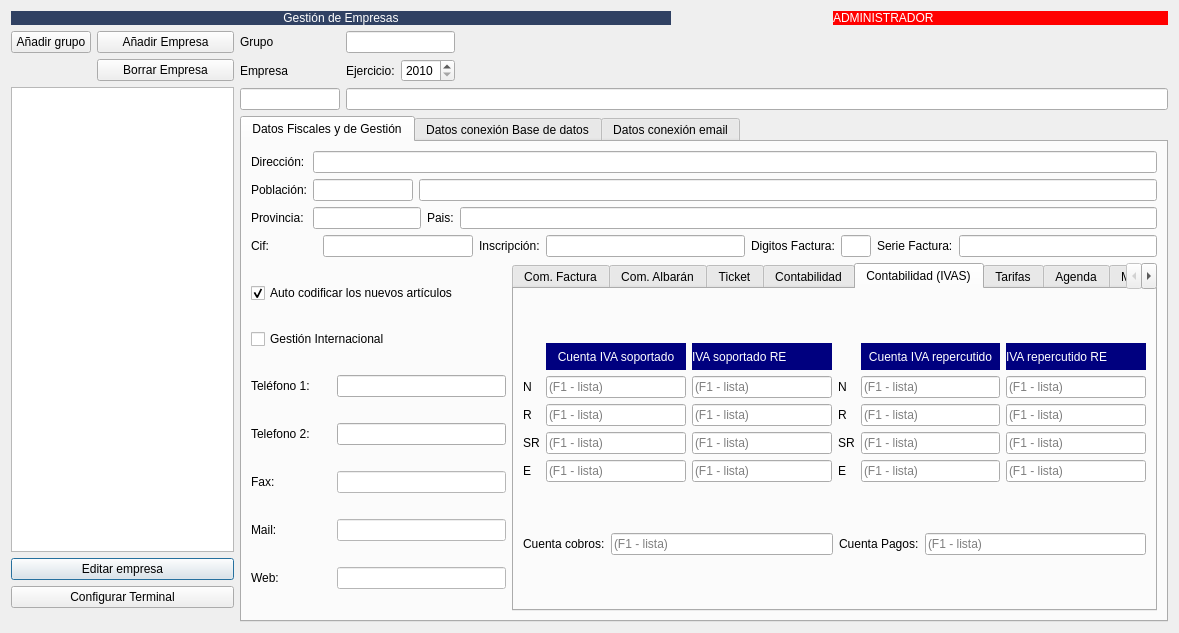
Before: the Qt Designer form Zona_Administrador/frmempresas.ui in arcnexus/RedFoX, drawn with Qt 5.
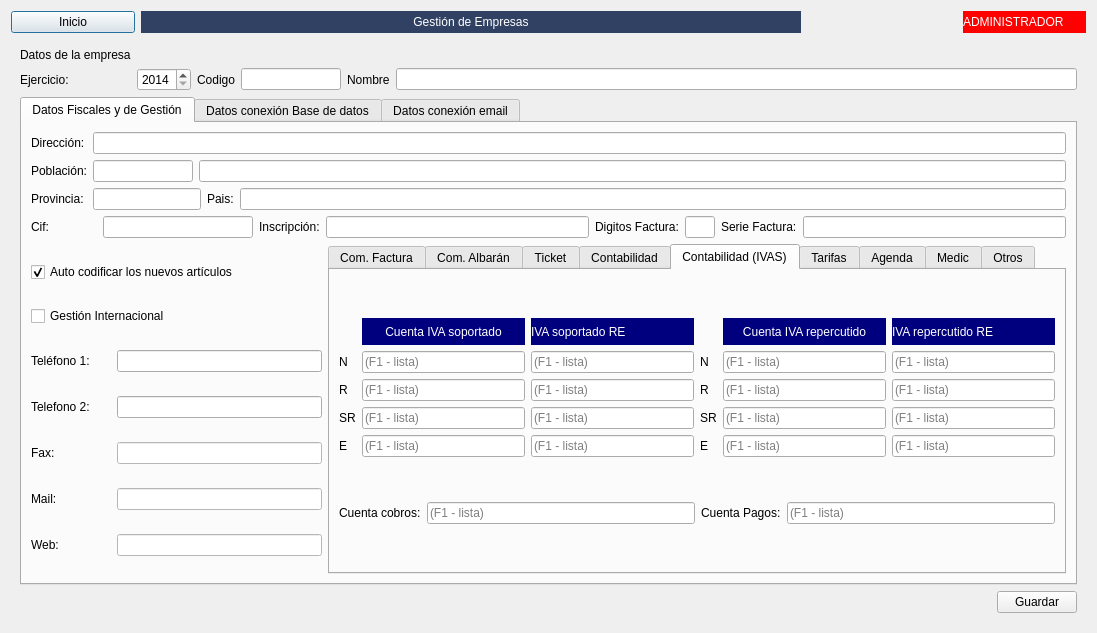
After: the same form once the commit is applied. The open tabs and pages were chosen to show the change. Icons and pictures are not drawn. Custom widgets are drawn as their Qt base class.

Commit message: Fix expansion campos & crear empresa

The edit to the form file:
```diff
--- a/Zona_Administrador/frmempresas.ui
+++ b/Zona_Administrador/frmempresas.ui
@@ -6,7 +6,7 @@
    <rect>
     <x>0</x>
     <y>0</y>
-    <width>1179</width>
+    <width>1087</width>
     <height>633</height>
    </rect>
   </property>
@@ -17,9 +17,22 @@
    <iconset resource="../maya.qrc">
     <normaloff>:/Icons/PNG/NeuX.png</normaloff>:/Icons/PNG/NeuX.png</iconset>
   </property>
-  <layout class="QGridLayout" name="gridLayout_19">
-   <item row="0" column="0">
+  <layout class="QVBoxLayout" name="verticalLayout_3">
+   <item>
     <layout class="QHBoxLayout" name="horizontalLayout_2">
+     <item>
+      <widget class="QPushButton" name="btn_inicio">
+       <property name="sizePolicy">
+        <sizepolicy hsizetype="Minimum" vsizetype="Preferred">
+         <horstretch>0</horstretch>
+         <verstretch>0</verstretch>
+        </sizepolicy>
+       </property>
+       <property name="text">
+        <string>Inicio</string>
+       </property>
+      </widget>
+     </item>
      <item>
       <widget class="QLabel" name="label">
        <property name="minimumSize">
@@ -89,66 +102,21 @@
      </item>
     </layout>
    </item>
-   <item row="1" column="0">
-    <layout class="QHBoxLayout" name="horizontalLayout_3">
-     <item>
-      <layout class="QGridLayout" name="gridLayout">
-       <property name="bottomMargin">
-        <number>14</number>
-       </property>
-       <item row="3" column="0" colspan="4">
-        <widget class="QPushButton" name="btnEditar">
-         <property name="text">
-          <string>Editar empresa</string>
+   <item>
+    <widget class="QStackedWidget" name="stackedWidget">
+     <property name="currentIndex">
+      <number>0</number>
+     </property>
+     <widget class="QWidget" name="main_page">
+      <layout class="QVBoxLayout" name="verticalLayout_2">
+       <item>
+        <widget class="QPushButton" name="btn_add_empresa">
+         <property name="sizePolicy">
+          <sizepolicy hsizetype="Minimum" vsizetype="Minimum">
+           <horstretch>0</horstretch>
+           <verstretch>0</verstretch>
+          </sizepolicy>
          </property>
-         <property name="icon">
-          <iconset resource="../maya.qrc">
-           <normaloff>:/Icons/PNG/edit.png</normaloff>:/Icons/PNG/edit.png</iconset>
-         </property>
-         <property name="iconSize">
-          <size>
-           <width>22</width>
-           <height>23</height>
-          </size>
-         </property>
-        </widget>
-       </item>
-       <item row="2" column="0" colspan="4">
-        <widget class="QTreeWidget" name="treeEmpresas">
-         <attribute name="headerVisible">
-          <bool>false</bool>
-         </attribute>
-         <column>
-          <property name="text">
-           <string notr="true">1</string>
-          </property>
-         </column>
-        </widget>
-       </item>
-       <item row="0" column="0">
-        <widget class="QPushButton" name="addGrupo">
-         <property name="text">
-          <string>Añadir grupo</string>
-         </property>
-         <property name="icon">
-          <iconset resource="../maya.qrc">
-           <normaloff>:/Icons/PNG/add.png</normaloff>:/Icons/PNG/add.png</iconset>
-         </property>
-        </widget>
-       </item>
-       <item row="1" column="1" colspan="3">
-        <widget class="QPushButton" name="btnBorrar">
-         <property name="text">
-          <string>Borrar Empresa</string>
-         </property>
-         <property name="icon">
-          <iconset resource="../maya.qrc">
-           <normaloff>:/Icons/PNG/borrar.png</normaloff>:/Icons/PNG/borrar.png</iconset>
-         </property>
-        </widget>
-       </item>
-       <item row="0" column="1" colspan="3">
-        <widget class="QPushButton" name="btnAddEmpresa">
          <property name="text">
           <string>Añadir Empresa</string>
          </property>
@@ -158,8 +126,37 @@
          </property>
         </widget>
        </item>
-       <item row="4" column="0" colspan="4">
+       <item>
+        <widget class="QPushButton" name="btn_edit_empresa">
+         <property name="sizePolicy">
+          <sizepolicy hsizetype="Minimum" vsizetype="Minimum">
+           <horstretch>0</horstretch>
+           <verstretch>0</verstretch>
+          </sizepolicy>
+         </property>
+         <property name="text">
+          <string>Editar Empresa</string>
+         </property>
+         <property name="icon">
+          <iconset resource="../maya.qrc">
+           <normaloff>:/Icons/PNG/empresa.png</normaloff>:/Icons/PNG/empresa.png</iconset>
+         </property>
+         <property name="iconSize">
+          <size>
+           <width>64</width>
+           <height>64</height>
+          </size>
+         </property>
+        </widget>
+       </item>
+       <item>
         <widget class="QPushButton" name="btnConfigTerminal">
+         <property name="sizePolicy">
+          <sizepolicy hsizetype="Minimum" vsizetype="Minimum">
+           <horstretch>0</horstretch>
+           <verstretch>0</verstretch>
+          </sizepolicy>
+         </property>
          <property name="text">
           <string>Configurar Terminal</string>
          </property>
@@ -167,94 +164,264 @@
           <iconset resource="../maya.qrc">
            <normaloff>:/Icons/PNG/Config.png</normaloff>:/Icons/PNG/Config.png</iconset>
          </property>
+         <property name="iconSize">
+          <size>
+           <width>64</width>
+           <height>64</height>
+          </size>
+         </property>
         </widget>
        </item>
       </layout>
-     </item>
-     <item>
+     </widget>
+     <widget class="QWidget" name="create_page_1">
+      <layout class="QGridLayout" name="gridLayout_22">
+       <item row="0" column="0" colspan="2">
+        <widget class="QLabel" name="label_73">
+         <property name="text">
+          <string>RedFox utiliza el sitema de grupo de empresas por el cual podrá agrupar diferentes empresas las cuales compartirán varios datos generales como clientes árticulos... sin necesidad de duplicar datos.</string>
+         </property>
+        </widget>
+       </item>
+       <item row="1" column="0">
+        <widget class="QPushButton" name="btn_crear_nuevo">
+         <property name="minimumSize">
+          <size>
+           <width>231</width>
+           <height>111</height>
+          </size>
+         </property>
+         <property name="text">
+          <string>Crear nuevo grupo y empresa</string>
+         </property>
+        </widget>
+       </item>
+       <item row="1" column="1">
+        <spacer name="horizontalSpacer_14">
+         <property name="orientation">
+          <enum>Qt::Horizontal</enum>
+         </property>
+         <property name="sizeHint" stdset="0">
+          <size>
+           <width>811</width>
+           <height>20</height>
+          </size>
+         </property>
+        </spacer>
+       </item>
+       <item row="2" column="0">
+        <widget class="QPushButton" name="btn_add_nuevo">
+         <property name="enabled">
+          <bool>false</bool>
+         </property>
+         <property name="minimumSize">
+          <size>
+           <width>231</width>
+           <height>111</height>
+          </size>
+         </property>
+         <property name="text">
+          <string>Añadir empresa a un grupo existente</string>
+         </property>
+        </widget>
+       </item>
+       <item row="3" column="0">
+        <spacer name="verticalSpacer_3">
+         <property name="orientation">
+          <enum>Qt::Vertical</enum>
+         </property>
+         <property name="sizeHint" stdset="0">
+          <size>
+           <width>20</width>
+           <height>310</height>
+          </size>
+         </property>
+        </spacer>
+       </item>
+      </layout>
+     </widget>
+     <widget class="QWidget" name="create_page_newgroup">
+      <layout class="QGridLayout" name="gridLayout_6">
+       <item row="0" column="0">
+        <widget class="QLabel" name="label_68">
+         <property name="text">
+          <string>Nombre del nuevo Grupo</string>
+         </property>
+        </widget>
+       </item>
+       <item row="0" column="1">
+        <widget class="QLineEdit" name="txtNombreGrupo">
+         <property name="readOnly">
+          <bool>false</bool>
+         </property>
+         <property name="clearButtonEnabled">
+          <bool>true</bool>
+         </property>
+        </widget>
+       </item>
+       <item row="1" column="0">
+        <widget class="QLabel" name="label_79">
+         <property name="text">
+          <string>Host</string>
+         </property>
+        </widget>
+       </item>
+       <item row="1" column="1">
+        <widget class="QLineEdit" name="txtHost"/>
+       </item>
+       <item row="2" column="0">
+        <widget class="QLabel" name="label_78">
+         <property name="text">
+          <string>Usuario</string>
+         </property>
+        </widget>
+       </item>
+       <item row="2" column="1">
+        <widget class="QLineEdit" name="txtUser"/>
+       </item>
+       <item row="3" column="0">
+        <widget class="QLabel" name="label_76">
+         <property name="text">
+          <string>Contraseña</string>
+         </property>
+        </widget>
+       </item>
+       <item row="3" column="1">
+        <widget class="QLineEdit" name="txtPass">
+         <property name="echoMode">
+          <enum>QLineEdit::Password</enum>
+         </property>
+        </widget>
+       </item>
+       <item row="4" column="0">
+        <widget class="QLabel" name="label_77">
+         <property name="text">
+          <string>Puerto</string>
+         </property>
+        </widget>
+       </item>
+       <item row="6" column="0" colspan="2">
+        <layout class="QHBoxLayout" name="horizontalLayout_7">
+         <item>
+          <spacer name="horizontalSpacer_7">
+           <property name="orientation">
+            <enum>Qt::Horizontal</enum>
+           </property>
+           <property name="sizeHint" stdset="0">
+            <size>
+             <width>40</width>
+             <height>20</height>
+            </size>
+           </property>
+          </spacer>
+         </item>
+         <item>
+          <widget class="QPushButton" name="btn_crearGrupo">
+           <property name="text">
+            <string>Crear grupo y configurar nueva empresa</string>
+           </property>
+          </widget>
+         </item>
+        </layout>
+       </item>
+       <item row="5" column="1">
+        <spacer name="verticalSpacer_4">
+         <property name="orientation">
+          <enum>Qt::Vertical</enum>
+         </property>
+         <property name="sizeHint" stdset="0">
+          <size>
+           <width>20</width>
+           <height>394</height>
+          </size>
+         </property>
+        </spacer>
+       </item>
+       <item row="4" column="1">
+        <widget class="QSpinBox" name="spinPort">
+         <property name="maximum">
+          <number>99999</number>
+         </property>
+         <property name="value">
+          <number>3306</number>
+         </property>
+        </widget>
+       </item>
+      </layout>
+     </widget>
+     <widget class="QWidget" name="create_page_empresa">
       <layout class="QGridLayout" name="gridLayout_2">
-       <item row="0" column="0">
-        <layout class="QGridLayout" name="gridLayout_6">
-         <item row="1" column="6">
-          <spacer name="horizontalSpacer_4">
-           <property name="orientation">
-            <enum>Qt::Horizontal</enum>
-           </property>
-           <property name="sizeHint" stdset="0">
-            <size>
-             <width>40</width>
-             <height>20</height>
-            </size>
-           </property>
-          </spacer>
-         </item>
-         <item row="2" column="1" colspan="6">
-          <widget class="QLineEdit" name="txtEmpresa">
-           <property name="minimumSize">
-            <size>
-             <width>380</width>
-             <height>0</height>
-            </size>
-           </property>
-           <property name="readOnly">
-            <bool>true</bool>
-           </property>
-          </widget>
-         </item>
-         <item row="2" column="0">
-          <widget class="QLineEdit" name="txtcodigo">
-           <property name="maximumSize">
-            <size>
-             <width>100</width>
-             <height>16777215</height>
-            </size>
-           </property>
-           <property name="readOnly">
-            <bool>true</bool>
-           </property>
-          </widget>
-         </item>
-         <item row="1" column="1" colspan="2">
-          <widget class="QLabel" name="label_24">
-           <property name="text">
-            <string>Ejercicio:</string>
-           </property>
-          </widget>
-         </item>
-         <item row="1" column="0">
-          <widget class="QLabel" name="label_2">
-           <property name="text">
-            <string>Empresa</string>
-           </property>
-          </widget>
-         </item>
-         <item row="1" column="3" colspan="2">
-          <widget class="QSpinBox" name="txtejercicio">
-           <property name="minimum">
-            <number>2010</number>
-           </property>
-           <property name="maximum">
-            <number>2999</number>
-           </property>
-          </widget>
-         </item>
-         <item row="0" column="1" colspan="4">
-          <widget class="QLineEdit" name="lineEdit">
-           <property name="readOnly">
-            <bool>true</bool>
-           </property>
-          </widget>
-         </item>
-         <item row="0" column="0">
-          <widget class="QLabel" name="label_68">
-           <property name="text">
-            <string>Grupo</string>
-           </property>
-          </widget>
-         </item>
-        </layout>
-       </item>
        <item row="1" column="0">
+        <widget class="QLabel" name="label_24">
+         <property name="text">
+          <string>Ejercicio:</string>
+         </property>
+        </widget>
+       </item>
+       <item row="0" column="0" colspan="2">
+        <widget class="QLabel" name="label_2">
+         <property name="text">
+          <string>Datos de la empresa</string>
+         </property>
+        </widget>
+       </item>
+       <item row="1" column="4">
+        <widget class="QLineEdit" name="txtcodigo">
+         <property name="maximumSize">
+          <size>
+           <width>100</width>
+           <height>16777215</height>
+          </size>
+         </property>
+         <property name="readOnly">
+          <bool>false</bool>
+         </property>
+         <property name="clearButtonEnabled">
+          <bool>true</bool>
+         </property>
+        </widget>
+       </item>
+       <item row="1" column="3">
+        <widget class="QLabel" name="label_74">
+         <property name="text">
+          <string>Codigo</string>
+         </property>
+        </widget>
+       </item>
+       <item row="1" column="6">
+        <widget class="QLineEdit" name="txtEmpresa">
+         <property name="minimumSize">
+          <size>
+           <width>380</width>
+           <height>0</height>
+          </size>
+         </property>
+         <property name="readOnly">
+          <bool>false</bool>
+         </property>
+         <property name="clearButtonEnabled">
+          <bool>true</bool>
+         </property>
+        </widget>
+       </item>
+       <item row="1" column="5">
+        <widget class="QLabel" name="label_75">
+         <property name="text">
+          <string>Nombre</string>
+         </property>
+        </widget>
+       </item>
+       <item row="1" column="2">
+        <widget class="QSpinBox" name="txtejercicio">
+         <property name="minimum">
+          <number>2014</number>
+         </property>
+         <property name="maximum">
+          <number>2999</number>
+         </property>
+        </widget>
+       </item>
+       <item row="2" column="0" colspan="7">
         <widget class="QTabWidget" name="tabWidget">
          <property name="styleSheet">
           <string notr="true"/>
@@ -270,7 +437,11 @@
            <item row="0" column="0" colspan="7">
             <layout class="QGridLayout" name="gridLayout_8">
              <item row="1" column="2" colspan="3">
-              <widget class="QLineEdit" name="txtpoblacion"/>
+              <widget class="QLineEdit" name="txtpoblacion">
+               <property name="clearButtonEnabled">
+                <bool>true</bool>
+               </property>
+              </widget>
              </item>
              <item row="2" column="3">
               <widget class="QLabel" name="label_16">
@@ -280,7 +451,11 @@
               </widget>
              </item>
              <item row="0" column="1" colspan="4">
-              <widget class="QLineEdit" name="txtdireccion1"/>
+              <widget class="QLineEdit" name="txtdireccion1">
+               <property name="clearButtonEnabled">
+                <bool>true</bool>
+               </property>
+              </widget>
              </item>
              <item row="1" column="1">
               <widget class="QLineEdit" name="txtcp">
@@ -290,6 +465,9 @@
                  <height>16777215</height>
                 </size>
                </property>
+               <property name="clearButtonEnabled">
+                <bool>true</bool>
+               </property>
               </widget>
              </item>
              <item row="0" column="0">
@@ -300,7 +478,11 @@
               </widget>
              </item>
              <item row="2" column="4">
-              <widget class="QLineEdit" name="txtpais"/>
+              <widget class="QLineEdit" name="txtpais">
+               <property name="clearButtonEnabled">
+                <bool>true</bool>
+               </property>
+              </widget>
              </item>
              <item row="2" column="0">
               <widget class="QLabel" name="label_15">
@@ -317,7 +499,11 @@
               </widget>
              </item>
              <item row="2" column="1" colspan="2">
-              <widget class="QLineEdit" name="txtprovincia"/>
+              <widget class="QLineEdit" name="txtprovincia">
+               <property name="clearButtonEnabled">
+                <bool>true</bool>
+               </property>
+              </widget>
              </item>
             </layout>
            </item>
@@ -578,6 +764,9 @@
                    <property name="placeholderText">
                     <string>(F1 - lista)</string>
                    </property>
+                   <property name="clearButtonEnabled">
+                    <bool>true</bool>
+                   </property>
                   </widget>
                  </item>
                  <item row="4" column="3">
@@ -592,6 +781,9 @@
                    <property name="placeholderText">
                     <string>(F1 - lista)</string>
                    </property>
+                   <property name="clearButtonEnabled">
+                    <bool>true</bool>
+                   </property>
                   </widget>
                  </item>
                  <item row="2" column="0">
@@ -606,6 +798,9 @@
                    <property name="placeholderText">
                     <string>(F1 - lista)</string>
                    </property>
+                   <property name="clearButtonEnabled">
+                    <bool>true</bool>
+                   </property>
                   </widget>
                  </item>
                  <item row="2" column="3">
@@ -641,6 +836,9 @@
                    <property name="placeholderText">
                     <string>(F1 - lista)</string>
                    </property>
+                   <property name="clearButtonEnabled">
+                    <bool>true</bool>
+                   </property>
                   </widget>
                  </item>
                  <item row="3" column="2">
@@ -648,6 +846,9 @@
                    <property name="placeholderText">
                     <string>(F1 - lista)</string>
                    </property>
+                   <property name="clearButtonEnabled">
+                    <bool>true</bool>
+                   </property>
                   </widget>
                  </item>
                  <item row="0" column="4">
@@ -683,6 +884,9 @@
                    <property name="placeholderText">
                     <string>(F1 - lista)</string>
                    </property>
+                   <property name="clearButtonEnabled">
+                    <bool>true</bool>
+                   </property>
                   </widget>
                  </item>
                  <item row="1" column="3">
@@ -697,6 +901,9 @@
                    <property name="placeholderText">
                     <string>(F1 - lista)</string>
                    </property>
+                   <property name="clearButtonEnabled">
+                    <bool>true</bool>
+                   </property>
                   </widget>
                  </item>
                  <item row="4" column="4">
@@ -704,6 +911,9 @@
                    <property name="placeholderText">
                     <string>(F1 - lista)</string>
                    </property>
+                   <property name="clearButtonEnabled">
+                    <bool>true</bool>
+                   </property>
                   </widget>
                  </item>
                  <item row="2" column="4">
@@ -711,6 +921,9 @@
                    <property name="placeholderText">
                     <string>(F1 - lista)</string>
                    </property>
+                   <property name="clearButtonEnabled">
+                    <bool>true</bool>
+                   </property>
                   </widget>
                  </item>
                  <item row="3" column="0">
@@ -725,6 +938,9 @@
                    <property name="placeholderText">
                     <string>(F1 - lista)</string>
                    </property>
+                   <property name="clearButtonEnabled">
+                    <bool>true</bool>
+                   </property>
                   </widget>
                  </item>
                  <item row="3" column="3">
@@ -746,6 +962,9 @@
                    <property name="placeholderText">
                     <string>(F1 - lista)</string>
                    </property>
+                   <property name="clearButtonEnabled">
+                    <bool>true</bool>
+                   </property>
                   </widget>
                  </item>
                  <item row="2" column="2">
@@ -753,6 +972,9 @@
                    <property name="placeholderText">
                     <string>(F1 - lista)</string>
                    </property>
+                   <property name="clearButtonEnabled">
+                    <bool>true</bool>
+                   </property>
                   </widget>
                  </item>
                  <item row="0" column="2">
@@ -794,6 +1016,9 @@
                    <property name="placeholderText">
                     <string>(F1 - lista)</string>
                    </property>
+                   <property name="clearButtonEnabled">
+                    <bool>true</bool>
+                   </property>
                   </widget>
                  </item>
                  <item row="2" column="5">
@@ -801,6 +1026,9 @@
                    <property name="placeholderText">
                     <string>(F1 - lista)</string>
                    </property>
+                   <property name="clearButtonEnabled">
+                    <bool>true</bool>
+                   </property>
                   </widget>
                  </item>
                  <item row="3" column="5">
@@ -808,6 +1036,9 @@
                    <property name="placeholderText">
                     <string>(F1 - lista)</string>
                    </property>
+                   <property name="clearButtonEnabled">
+                    <bool>true</bool>
+                   </property>
                   </widget>
                  </item>
                  <item row="4" column="5">
@@ -815,6 +1046,9 @@
                    <property name="placeholderText">
                     <string>(F1 - lista)</string>
                    </property>
+                   <property name="clearButtonEnabled">
+                    <bool>true</bool>
+                   </property>
                   </widget>
                  </item>
                 </layout>
@@ -1432,6 +1666,9 @@
                  <height>0</height>
                 </size>
                </property>
+               <property name="clearButtonEnabled">
+                <bool>true</bool>
+               </property>
               </widget>
              </item>
              <item row="3" column="1" colspan="3">
@@ -1442,6 +1679,9 @@
                  <height>0</height>
                 </size>
                </property>
+               <property name="clearButtonEnabled">
+                <bool>true</bool>
+               </property>
               </widget>
              </item>
              <item row="4" column="1" colspan="3">
@@ -1455,6 +1695,9 @@
                <property name="styleSheet">
                 <string notr="true">background-color: rgb(255, 255, 255);</string>
                </property>
+               <property name="clearButtonEnabled">
+                <bool>true</bool>
+               </property>
               </widget>
              </item>
              <item row="5" column="1" colspan="3">
@@ -1468,6 +1711,9 @@
                <property name="styleSheet">
                 <string notr="true">background-color: rgb(255, 255, 255);</string>
                </property>
+               <property name="clearButtonEnabled">
+                <bool>true</bool>
+               </property>
               </widget>
              </item>
              <item row="6" column="1" colspan="3">
@@ -1484,6 +1730,9 @@
                <property name="text">
                 <string/>
                </property>
+               <property name="clearButtonEnabled">
+                <bool>true</bool>
+               </property>
               </widget>
              </item>
             </layout>
@@ -1511,6 +1760,9 @@
                  <height>16777215</height>
                 </size>
                </property>
+               <property name="clearButtonEnabled">
+                <bool>true</bool>
+               </property>
               </widget>
              </item>
              <item>
@@ -1521,7 +1773,11 @@
               </widget>
              </item>
              <item>
-              <widget class="QLineEdit" name="txtcInscripcion"/>
+              <widget class="QLineEdit" name="txtcInscripcion">
+               <property name="clearButtonEnabled">
+                <bool>true</bool>
+               </property>
+              </widget>
              </item>
              <item>
               <widget class="QLabel" name="label_25">
@@ -1538,6 +1794,9 @@
                  <height>16777215</height>
                 </size>
                </property>
+               <property name="clearButtonEnabled">
+                <bool>true</bool>
+               </property>
               </widget>
              </item>
              <item>
@@ -1548,7 +1807,11 @@
               </widget>
              </item>
              <item>
-              <widget class="QLineEdit" name="txtserieFactura"/>
+              <widget class="QLineEdit" name="txtserieFactura">
+               <property name="clearButtonEnabled">
+                <bool>true</bool>
+               </property>
+              </widget>
              </item>
             </layout>
            </item>
@@ -2032,9 +2295,75 @@
          </widget>
         </widget>
        </item>
+       <item row="3" column="0" colspan="7">
+        <layout class="QHBoxLayout" name="horizontalLayout_6">
+         <item>
+          <spacer name="horizontalSpacer_4">
+           <property name="orientation">
+            <enum>Qt::Horizontal</enum>
+           </property>
+           <property name="sizeHint" stdset="0">
+            <size>
+             <width>40</width>
+             <height>20</height>
+            </size>
+           </property>
+          </spacer>
+         </item>
+         <item>
+          <widget class="QPushButton" name="btn_guardar_nuevo">
+           <property name="text">
+            <string>Guardar</string>
+           </property>
+           <property name="icon">
+            <iconset resource="../maya.qrc">
+             <normaloff>:/Icons/PNG/Save.png</normaloff>:/Icons/PNG/Save.png</iconset>
+           </property>
+          </widget>
+         </item>
+        </layout>
+       </item>
       </layout>
-     </item>
-    </layout>
+     </widget>
+     <widget class="QWidget" name="create_page_add">
+      <layout class="QVBoxLayout" name="verticalLayout_4">
+       <item>
+        <widget class="QLabel" name="label_80">
+         <property name="text">
+          <string>Seleccione un grupo al que desea añadir una empresa.</string>
+         </property>
+        </widget>
+       </item>
+       <item>
+        <widget class="QListWidget" name="group_list"/>
+       </item>
+       <item>
+        <layout class="QHBoxLayout" name="horizontalLayout_8">
+         <item>
+          <spacer name="horizontalSpacer_15">
+           <property name="orientation">
+            <enum>Qt::Horizontal</enum>
+           </property>
+           <property name="sizeHint" stdset="0">
+            <size>
+             <width>962</width>
+             <height>20</height>
+            </size>
+           </property>
+          </spacer>
+         </item>
+         <item>
+          <widget class="QPushButton" name="btn_add_empresaGrupo">
+           <property name="text">
+            <string>Continuar</string>
+           </property>
+          </widget>
+         </item>
+        </layout>
+       </item>
+      </layout>
+     </widget>
+    </widget>
    </item>
   </layout>
  </widget>
```
Left out of the diff: 57 changed lines with no effect on the pictures. The commit also changes 22 other files.
